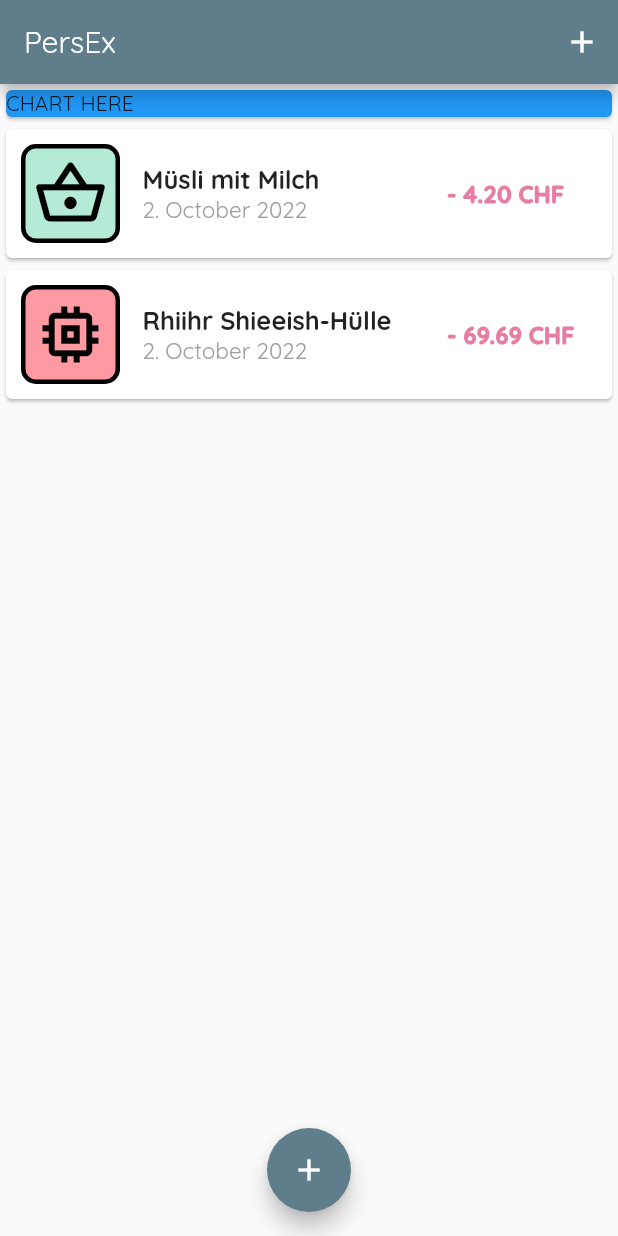
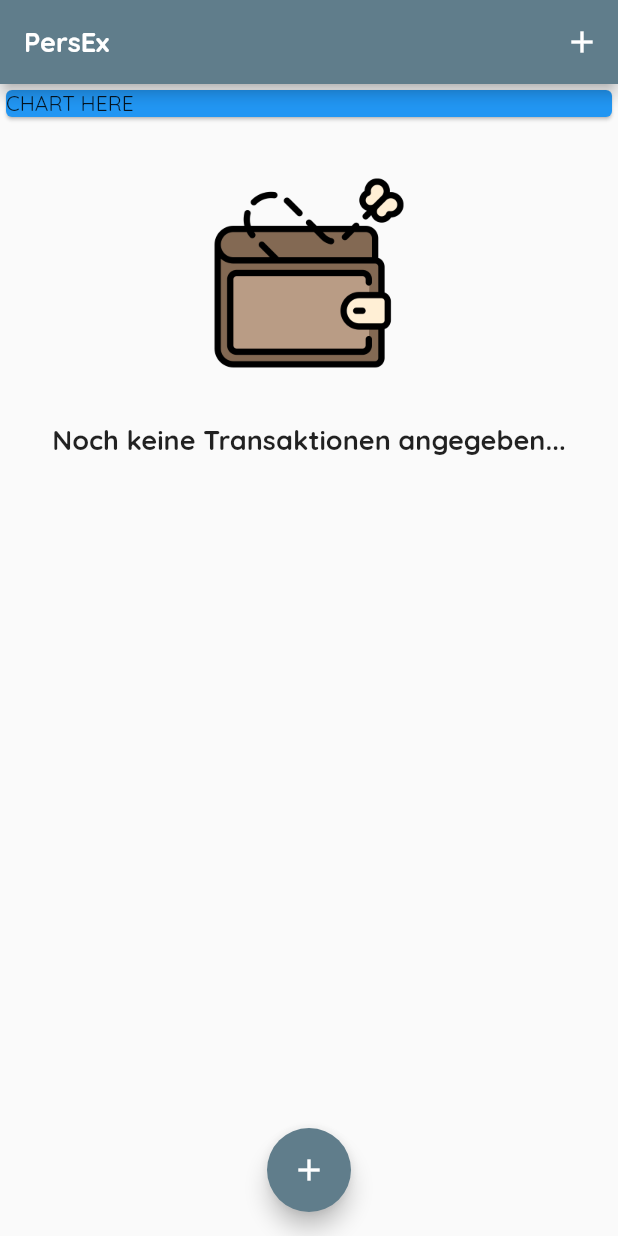
Before and after one commit to Totemi1324/personal_expenses, a Flutter app: the screen it shows after launch, on a phone screen of 412 x 824 dp. Run offline on Flutter 3.47's test engine with Material 2 defaults, Android fonts, the phone set to English and light mode, and no system bars.

Commit message:
Add idle picture for empty list

```diff
--- a/lib/main.dart
+++ b/lib/main.dart
@@ -18,6 +18,13 @@ class MyApp extends StatelessWidget {
       theme: ThemeData(
         primarySwatch: Colors.blueGrey,
         fontFamily: "Quicksand",
+        appBarTheme: const AppBarTheme(
+          titleTextStyle: TextStyle(
+            fontFamily: "Quicksand",
+            fontWeight: FontWeight.bold,
+            fontSize: 18,
+          ),
+        ),
       ),
       home: const MyHomePage(),
     );
@@ -32,24 +39,7 @@ class MyHomePage extends StatefulWidget {
 }
 
 class _MyHomePageState extends State<MyHomePage> {
-  final List<Transaction> _userTransactions = [
-    Transaction(
-      id: '1',
-      desc: 'Müsli mit Milch',
-      category: 'Lebensmittel',
-      amount: 4.20,
-      type: TransactionType.expense,
-      date: DateTime.now(),
-    ),
-    Transaction(
-      id: '2',
-      desc: 'Rhiihr Shieeish-Hülle',
-      category: 'Gadgets',
-      amount: 69.69,
-      type: TransactionType.expense,
-      date: DateTime.now(),
-    )
-  ];
+  final List<Transaction> _userTransactions = [];
 
   void _addNewTransaction(String desc, double amount) {
     final newTransaction = Transaction(
--- a/lib/widgets/new_transaction_form.dart
+++ b/lib/widgets/new_transaction_form.dart
@@ -17,6 +17,11 @@ class _NewTransactionFormState extends State<NewTransactionForm> {
   void onSubmitData(BuildContext buildContext) {
     final enteredDescription = descriptionController.text;
     double enteredAmount = 0;
+
+    if (enteredDescription.isEmpty || amountController.text.isEmpty) {
+      return;
+    }
+
     try {
       enteredAmount = double.parse(amountController.text);
     } on Exception catch (_) {
@@ -37,7 +42,7 @@ class _NewTransactionFormState extends State<NewTransactionForm> {
           });
     }
 
-    if (enteredDescription.isEmpty || enteredAmount <= 0) {
+    if (enteredAmount <= 0) {
       return;
     }
 
--- a/lib/widgets/transaction_list.dart
+++ b/lib/widgets/transaction_list.dart
@@ -29,7 +29,23 @@ class TransactionList extends StatelessWidget {
   Widget build(BuildContext context) {
     return SizedBox(
       height: 500,
-      child: ListView.builder(
+      child: transactions.isEmpty
+          ? Column(
+              children: [
+                SizedBox(
+                  height: 200,
+                  child: Image.asset(
+                    "assets/images/empty_list.png",
+                    fit: BoxFit.cover,
+                  ),
+                ),
+                Text(
+                  "Noch keine Transaktionen angegeben...",
+                  style: Theme.of(context).appBarTheme.titleTextStyle,
+                ),
+              ],
+            )
+          : ListView.builder(
               itemBuilder: (context, index) {
                 return Card(
                   child: Row(
@@ -48,16 +64,16 @@ class TransactionList extends StatelessWidget {
                             padding: const EdgeInsets.all(5),
                             decoration: BoxDecoration(
                               borderRadius: BorderRadius.circular(10),
-                        color: categoryIcons[transactions[index].category]![
-                            'theme'] as Color,
+                              color: categoryIcons[transactions[index]
+                                  .category]!['theme'] as Color,
                               border: Border.all(
                                 color: Colors.black,
                                 width: 3,
                               ),
                             ),
                             child: Icon(
-                        categoryIcons[transactions[index].category]!['icon']
-                            as IconData,
+                              categoryIcons[transactions[index].category]![
+                                  'icon'] as IconData,
                               color: Colors.black,
                               size: 50,
                             ),
@@ -94,7 +110,8 @@ class TransactionList extends StatelessWidget {
                           style: TextStyle(
                             fontWeight: FontWeight.w900,
                             fontSize: 16,
-                      color: transactions[index].type == TransactionType.expense
+                            color: transactions[index].type ==
+                                    TransactionType.expense
                                 ? const Color.fromARGB(255, 230, 126, 164)
                                 : const Color.fromARGB(255, 180, 211, 137),
                           ),
--- a/pubspec.yaml
+++ b/pubspec.yaml
@@ -66,6 +66,9 @@ flutter:
   #   - images/a_dot_burr.jpeg
   #   - images/a_dot_ham.jpeg
 
+  assets:
+    - assets/images/empty_list.png
+
   # An image asset can refer to one or more resolution-specific "variants", see
   # https://flutter.dev/assets-and-images/#resolution-aware
 
```
Also changed, not shown: assets/images/empty_list.png (added). Lines whose indentation alone changed are shown as unchanged.
